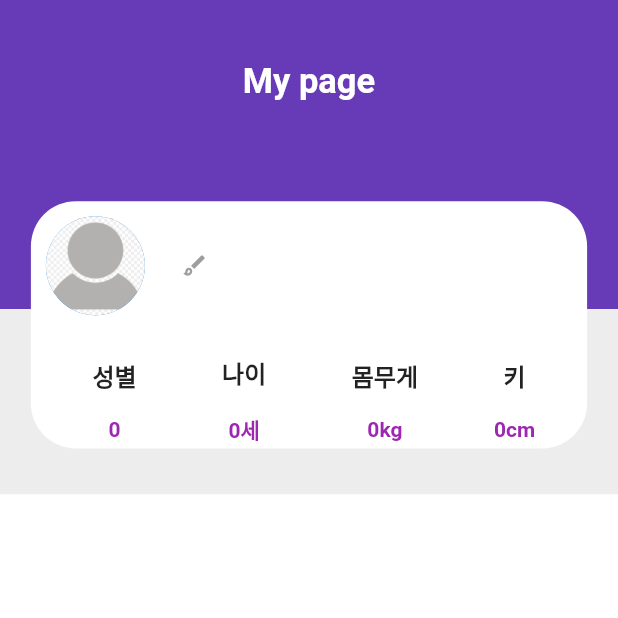
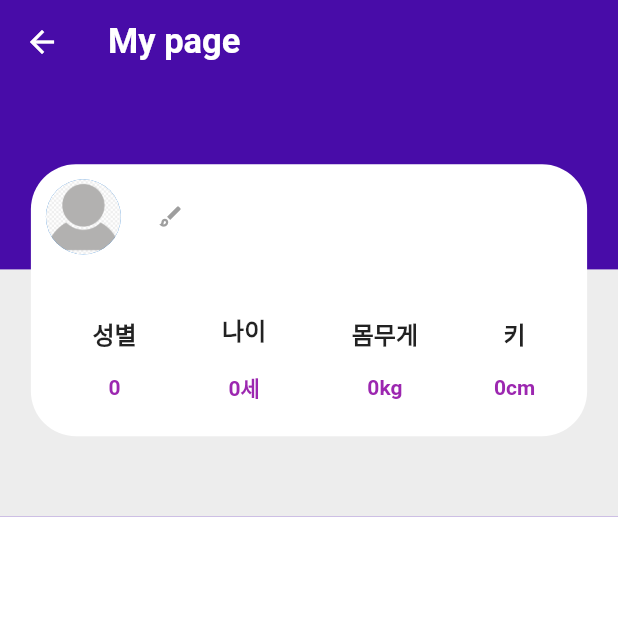
Before and after one commit to NaverMind/AIHealthCare, a Flutter app: the MyPage screen opened directly, on a phone screen of 412 x 824 dp, the top half of it. Run offline on Flutter 3.47's test engine with Material 2 defaults, Android fonts, the phone set to English and light mode, and no system bars; our stand-ins replace drift, fl_chart, flutter_svg, flutter_tts, get_it, introduction_screen and 3 more; missing offline and left inert: body_detection, circular_bottom_navigation, flutter_beep; accounts and stored records are empty; generated files the repository leaves out were written again.

```diff
--- a/senior_fit_1/lib/main.dart
+++ b/senior_fit_1/lib/main.dart
@@ -48,7 +48,7 @@ class MyHomePage extends StatefulWidget {
 class _MyHomePageState extends State<MyHomePage> {
   int selectedPos = 1;
 
-  double bottomNavBarHeight = 60;
+  double bottomNavBarHeight = 70;
 
   List<TabItem> tabItems = List.of([
     TabItem(
--- a/senior_fit_1/lib/screens/for_chart.dart
+++ b/senior_fit_1/lib/screens/for_chart.dart
@@ -57,7 +57,7 @@ class _LineChartSample2State extends State<LineChartSample2> {
       int diff = today.difference(element.createdAt).inDays;
       print("diff : $diff");
       if (diff < 7) {
-        spotTemp[diff][1] = (spotTemp[diff][1] + element.score~/4);
+        spotTemp[diff][1] = (spotTemp[diff][1] + element.score);
         spotTemp[diff][0]++;
       }
     }
--- a/senior_fit_1/lib/screens/mypage.dart
+++ b/senior_fit_1/lib/screens/mypage.dart
@@ -35,9 +35,23 @@ class _MyPageState extends State<MyPage> {
 
   @override
   Widget build(BuildContext context) {
-    return Container(
+    return Scaffold(
+      appBar: AppBar(
+        backgroundColor: Color(0xff480CA8),
+        elevation: 0,
+        title: const Text(
+          'My page',
+          style: TextStyle(
+            fontSize: 23,
+            fontWeight: FontWeight.bold,
+            color: Colors.white,
+          ),
+        ),
+      ),
+      body: Container(
         width: double.infinity,
         height: double.infinity,
+        color: Color(0xff480CA8),
         child: Column(
           children: [
             Stack(
@@ -46,14 +60,14 @@ class _MyPageState extends State<MyPage> {
                   children: [
                     Container(
                       width: MediaQuery.of(context).size.width,
-                    height: MediaQuery.of(context).size.height * 0.25,
+                      height: MediaQuery.of(context).size.height * 0.15,
                       decoration: const BoxDecoration(
-                      color: Colors.deepPurple,
+                        color: Color(0xff480CA8),
                       ),
                     ),
                     Container(
                       width: MediaQuery.of(context).size.width,
-                    height: MediaQuery.of(context).size.height * 0.15,
+                      height: MediaQuery.of(context).size.height * 0.2,
                       decoration: const BoxDecoration(
                         color: Color(0xffEDEDED),
                       ),
@@ -61,30 +75,18 @@ class _MyPageState extends State<MyPage> {
                   ],
                 ),
                 Center(
-                child: Column(
-                  children: [
-                    SizedBox(
-                      height: MediaQuery.of(context).size.height * 0.05,
-                    ),
-                    const Text(
-                      'My page',
-                      style: TextStyle(
-                        fontSize: 23,
-                        fontWeight: FontWeight.bold,
-                        color: Colors.white,
-                      ),
-                    ),
-                    SizedBox(
-                      height: MediaQuery.of(context).size.height * 0.08,
-                    ),
-                    Container(
-                      height: MediaQuery.of(context).size.height * 0.2,
+                  child: SizedBox(
+                    height: MediaQuery.of(context).size.height * 0.35,
+                    child: Center(
+                        child: Container(
+                      height: MediaQuery.of(context).size.height * 0.22,
                       width: MediaQuery.of(context).size.width * 0.9,
                       decoration: BoxDecoration(
                         borderRadius: BorderRadius.circular(30),
                         color: Colors.white,
                       ),
                       child: Column(
+                        mainAxisAlignment: MainAxisAlignment.spaceBetween,
                         children: [
                           Padding(
                             padding: const EdgeInsets.all(10.0),
@@ -96,7 +98,7 @@ class _MyPageState extends State<MyPage> {
                                   backgroundImage: AssetImage(
                                     'images/default_profile_img.png',
                                   ),
-                                  radius: 33,
+                                  radius: 25,
                                 ),
                                 const SizedBox(
                                   width: 20,
@@ -112,7 +114,8 @@ class _MyPageState extends State<MyPage> {
                                 const SizedBox(
                                   width: 4,
                                 ),
-                                const Icon( // TODO: 수정 기능 구현
+                                const Icon(
+                                  // TODO: 수정 기능 구현
                                   Icons.brush_outlined,
                                   color: Colors.grey,
                                   size: 18,
@@ -201,22 +204,26 @@ class _MyPageState extends State<MyPage> {
                               ),
                             ],
                           ),
+                          SizedBox(
+                            height: 10,
+                          )
                         ],
+                      ),
+                    )),
                   ),
                 )
               ],
             ),
-              )
-            ],
-          ),
-          Container(
+            Expanded(
+              child: Container(
                 width: MediaQuery.of(context).size.width,
-            height: MediaQuery.of(context).size.height * 0.53,
                 decoration: const BoxDecoration(
                   color: Colors.white,
                 ),
               ),
+            ),
           ],
+        ),
       ),
     );
   }
```
Also changed, not shown: senior_fit_1/lib/screens/note_detail.dart (+11 -9 lines). Lines whose indentation alone changed are shown as unchanged.
